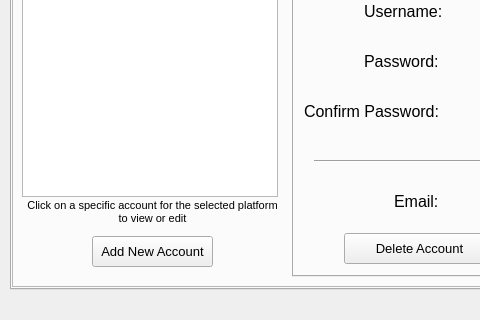
Qt form AccountHolder.ui (armandkaufmann/AccountHolder) before a commit; both pictures show x 0 to 480 and y 480 to 800 of the 800 by 800 pixel window.
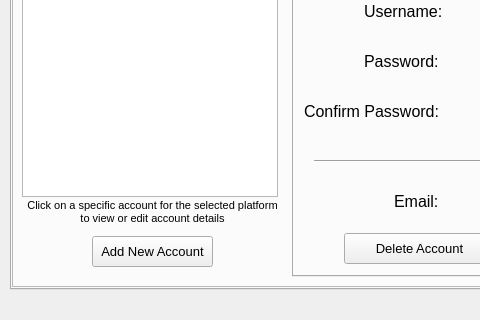
The same form after that commit. The open tabs and pages were chosen to show the change.

Commit message: changed create new platform added checkbox, fixed tab widget behaviours accounts

```diff
--- a/AccountHolder.ui
+++ b/AccountHolder.ui
@@ -539,7 +539,7 @@
         </font>
        </property>
        <property name="text">
-        <string>Click on a specific account for the selected platform to view or edit</string>
+        <string>Click on a specific account for the selected platform to view or edit account details</string>
        </property>
        <property name="alignment">
         <set>Qt::AlignCenter</set>
```
Left out of the diff: 2 changed lines with no effect on the pictures. The commit also changes 4 other files.
